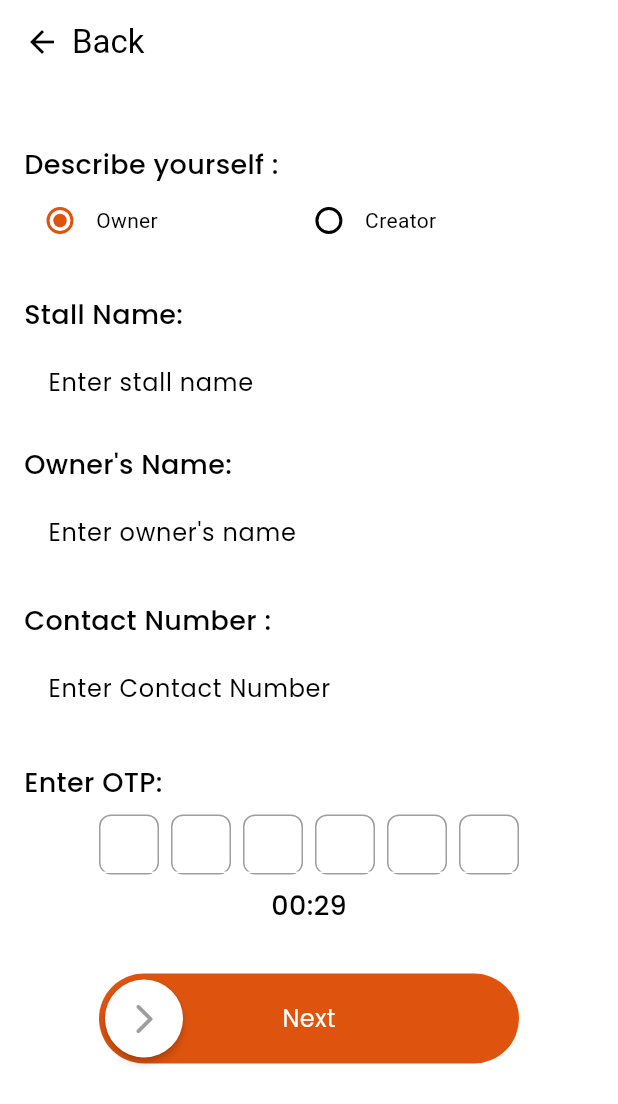
After one commit to Palash2911/Instreet, a Flutter app: the YourPage screen opened directly, on a phone screen of 412 x 824 dp. The commit adds this screen. Shown: the top 1104 px of the screen. Run offline on Flutter 3.47's test engine with Material 3 defaults, Android fonts, the phone set to English and light mode, and no system bars; drawn by our look-alikes of swipeable_button_view; our stand-ins replace cloud_firestore, firebase_auth, firebase_core, firebase_messaging, fluttertoast, google_fonts and 5 more; accounts and stored records are empty.

Commit message:
Description

```diff
--- a/lib/constants/constants.dart
+++ b/lib/constants/constants.dart
@@ -19,7 +19,6 @@ ThemeData instreetTheme = ThemeData(
   ),
 );
 
-
 BoxDecoration kfillbox10 = BoxDecoration(
   color: kinputColor,
   borderRadius: BorderRadius.circular(10),
@@ -28,7 +27,6 @@ BoxDecoration kfillbox20 = BoxDecoration(
   color: kpostColor,
   borderRadius: BorderRadius.circular(20),
 );
-
 
 TextStyle kTextPopB24 =
     GoogleFonts.poppins(fontSize: 24.0, fontWeight: FontWeight.bold);
--- /dev/null
+++ b/lib/views/screens/bottomnav/description.dart
@@ -0,0 +1,312 @@
+import 'dart:async';
+
+import 'package:flutter/material.dart';
+import 'package:swipeable_button_view/swipeable_button_view.dart';
+import 'package:google_fonts/google_fonts.dart';
+
+void main() {
+  runApp(MyApp());
+}
+
+class MyApp extends StatelessWidget {
+  @override
+  Widget build(BuildContext context) {
+    return MaterialApp(
+      home: YourPage(),
+    );
+  }
+}
+
+class YourPage extends StatefulWidget {
+  @override
+  _YourPageState createState() => _YourPageState();
+}
+
+class _YourPageState extends State<YourPage> {
+  int _selectedRole = 0; // 0 for Owner, 1 for Creator
+  bool isFinished = false;
+  int _otpTimer = 30; // Initial timer value in seconds
+  late Timer _timer;
+  List<TextEditingController> otpControllers =
+      List.generate(6, (index) => TextEditingController());
+
+  @override
+  void initState() {
+    super.initState();
+    _startTimer();
+  }
+
+  void _startTimer() {
+    _timer = Timer.periodic(Duration(seconds: 1), (timer) {
+      setState(() {
+        if (_otpTimer > 0) {
+          _otpTimer--;
+        } else {
+          _timer.cancel();
+        }
+      });
+    });
+  }
+
+  @override
+  Widget build(BuildContext context) {
+    return Scaffold(
+      backgroundColor: Colors.white,
+      body: Column(
+        children: [
+          Container(
+            height: 65,
+            decoration: BoxDecoration(
+              color: Colors.white,
+            ),
+            child: AppBar(
+              backgroundColor: Colors.transparent,
+              elevation: 0,
+              title: Row(
+                children: [
+                  GestureDetector(
+                    onTap: () {
+                      // Handle back button tap
+                      Navigator.pop(context);
+                    },
+                    child: Icon(
+                      Icons.arrow_back,
+                      color: Colors.black,
+                    ),
+                  ),
+                  SizedBox(width: 8),
+                  Text(
+                    'Back',
+                    style: TextStyle(
+                      color: Colors.black,
+                    ),
+                  ),
+                ],
+              ),
+            ),
+          ),
+          Expanded(
+            child: SingleChildScrollView(
+              child: Padding(
+                padding: const EdgeInsets.all(16.0),
+                child: Column(
+                  crossAxisAlignment: CrossAxisAlignment.start,
+                  children: [
+                    SizedBox(height: 16),
+                    Text(
+                      'Describe yourself :',
+                      style: GoogleFonts.poppins(
+                        fontSize: 18,
+                        fontWeight: FontWeight.w500,
+                      ),
+                    ),
+                    Row(
+                      children: [
+                        Radio(
+                          value: 0,
+                          groupValue: _selectedRole,
+                          onChanged: (value) {
+                            setState(() {
+                              _selectedRole = value as int;
+                            });
+                          },
+                          activeColor: Color.fromARGB(255, 222, 83, 14),
+                        ),
+                        Text('Owner'),
+                        SizedBox(width: 90),
+                        Radio(
+                          value: 1,
+                          groupValue: _selectedRole,
+                          onChanged: (value) {
+                            setState(() {
+                              _selectedRole = value as int;
+                            });
+                          },
+                          activeColor: Color.fromARGB(255, 222, 83, 14),
+                        ),
+                        Text('Creator'),
+                      ],
+                    ),
+                    SizedBox(height: 10),
+                    SizedBox(height: 16),
+                    Text(
+                      'Stall Name:',
+                      style: GoogleFonts.poppins(
+                        fontSize: 18,
+                        fontWeight: FontWeight.w500,
+                      ),
+                    ),
+                    SizedBox(height: 8),
+                    Container(
+                      height: 50,
+                      child: TextFormField(
+                        style: GoogleFonts.poppins(fontSize: 16),
+                        decoration: InputDecoration(
+                          border: OutlineInputBorder(
+                            borderRadius: BorderRadius.circular(10.0),
+                          ),
+                          hintText: 'Enter stall name',
+                        ),
+                      ),
+                    ),
+                    SizedBox(height: 8),
+                    SizedBox(
+                      height: 8,
+                    ),
+                    Text(
+                      "Owner's Name:",
+                      style: GoogleFonts.poppins(
+                        fontSize: 18,
+                        fontWeight: FontWeight.w500,
+                      ),
+                    ),
+                    SizedBox(height: 8),
+                    Container(
+                      height: 50,
+                      child: TextFormField(
+                        style: GoogleFonts.poppins(fontSize: 16),
+                        decoration: InputDecoration(
+                          border: OutlineInputBorder(
+                            borderRadius: BorderRadius.circular(10.0),
+                          ),
+                          hintText: "Enter owner's name",
+                        ),
+                      ),
+                    ),
+                    SizedBox(height: 20),
+                    Text(
+                      'Contact Number :',
+                      style: GoogleFonts.poppins(
+                        fontSize: 18,
+                        fontWeight: FontWeight.w500,
+                      ),
+                    ),
+                    SizedBox(height: 8),
+                    Container(
+                      height: 50,
+                      child: TextFormField(
+                        style: GoogleFonts.poppins(fontSize: 16),
+                        decoration: InputDecoration(
+                          border: OutlineInputBorder(
+                            borderRadius: BorderRadius.circular(10.0),
+                          ),
+                          hintText: 'Enter Contact Number',
+                        ),
+                      ),
+                    ),
+                    SizedBox(height: 8),
+                    SizedBox(height: 16),
+
+                    // OTP Section
+                    Center(
+                      child: Column(
+                        crossAxisAlignment: CrossAxisAlignment.start,
+                        children: [
+                          Text(
+                            'Enter OTP:',
+                            style: GoogleFonts.poppins(
+                              fontSize: 18,
+                              fontWeight: FontWeight.w500,
+                            ),
+                          ),
+                          SizedBox(height: 8),
+                          Row(
+                            mainAxisAlignment: MainAxisAlignment.center,
+                            children: List.generate(
+                              6,
+                              (index) => Container(
+                                width: 40,
+                                height: 40,
+                                margin: EdgeInsets.symmetric(horizontal: 4),
+                                decoration: BoxDecoration(
+                                  border: Border.all(
+                                    color: Colors.grey,
+                                  ),
+                                  borderRadius: BorderRadius.circular(8),
+                                ),
+                                alignment: Alignment.center,
+                                child: TextField(
+                                  controller: otpControllers[index],
+                                  keyboardType: TextInputType.number,
+                                  textAlign: TextAlign.center,
+                                  style: GoogleFonts.poppins(
+                                    fontSize: 18,
+                                    fontWeight: FontWeight.w500,
+                                  ),
+                                  onChanged: (value) {
+                                    if (value.length == 1) {
+                                      // Move to the next TextField
+                                      if (index < otpControllers.length - 1) {
+                                        FocusScope.of(context).nextFocus();
+                                      } else {
+                                        // Submit the OTP or perform any desired action
+                                        // For now, print the OTP
+                                        String otp = otpControllers
+                                            .map(
+                                                (controller) => controller.text)
+                                            .join();
+                                        print('Entered OTP: $otp');
+                                      }
+                                    }
+                                  },
+                                ),
+                              ),
+                            ),
+                          ),
+                          SizedBox(height: 8),
+                          Center(
+                            child: Text(
+                              '00:${_otpTimer.toString().padLeft(2, '0')}',
+                              style: GoogleFonts.poppins(
+                                fontSize: 18,
+                                fontWeight: FontWeight.w500,
+                              ),
+                            ),
+                          ),
+                        ],
+                      ),
+                    ),
+
+                    SizedBox(height: 16),
+                    SizedBox(height: 16),
+                    Padding(
+                      padding: const EdgeInsets.symmetric(horizontal: 50.0),
+                      child: SwipeableButtonView(
+                        buttontextstyle: GoogleFonts.poppins(
+                            fontSize: 16, color: Colors.white),
+                        buttonText: 'Next',
+                        buttonWidget: Icon(
+                          Icons.arrow_forward_ios_rounded,
+                          color: Colors.grey,
+                        ),
+                        activeColor: Color.fromARGB(255, 222, 83, 14),
+                        isFinished: isFinished,
+                        onWaitingProcess: () {
+                          Future.delayed(Duration(seconds: 2), () {
+                            // Wait for 2 seconds at the middle
+                            setState(() {
+                              isFinished = true;
+                            });
+                          });
+                        },
+                        onFinish: () {
+                          // Handle the button press
+                        },
+                      ),
+                    ),
+                  ],
+                ),
+              ),
+            ),
+          ),
+        ],
+      ),
+    );
+  }
+
+  @override
+  void dispose() {
+    _timer.cancel();
+    super.dispose();
+  }
+}
--- a/lib/views/widgets/permission_slide_button.dart
+++ b/lib/views/widgets/permission_slide_button.dart
@@ -37,7 +37,8 @@ class _PermissionBtnState extends State<PermissionBtn> {
           await Navigator.pushReplacement(
             context,
             PageTransition(
-                type: PageTransitionType.fade, child: const LoginScreen(),
+              type: PageTransitionType.fade,
+              child: const LoginScreen(),
             ),
           );
         },
--- a/pubspec.yaml
+++ b/pubspec.yaml
@@ -31,7 +31,7 @@ dependencies:
   flutter:
     sdk: flutter
   pin_code_fields: 8.0.1
-
+  flutter_swipe_action_cell: 3.1.3
   # The following adds the Cupertino Icons font to your application.
   # Use with the CupertinoIcons class for iOS style icons.
   cupertino_icons: ^1.0.2
```
Also changed, not shown: pubspec.lock. Lines whose indentation alone changed are shown as unchanged.
